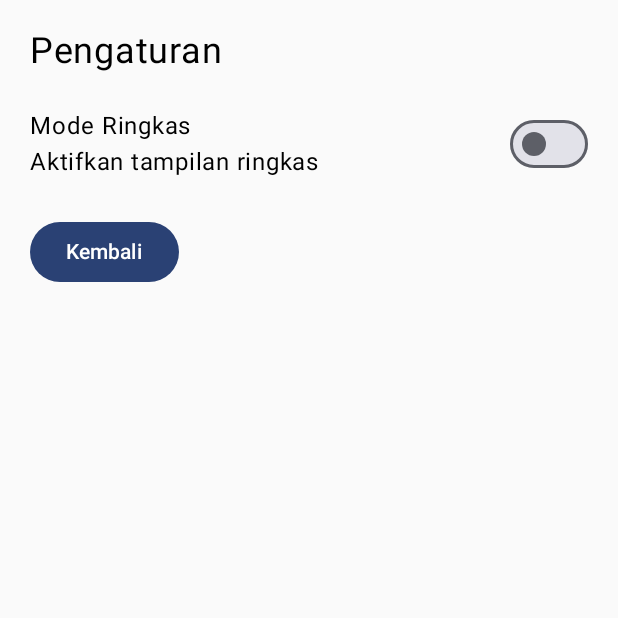
After one commit to inamasarinovi/BarangKu, an Android app built with Jetpack Compose: the SettingsScreen screen opened through its navigation route, on a phone screen of 412 x 824 dp, the top half of it. The commit adds this screen. Run offline under Robolectric (Android 15) with nearby library versions, the phone set to English and light mode, and no system bars; our stand-ins replace Room's generated code.

Commit message:
feat: implement settings with DataStore

```diff
--- a/app/src/main/java/com/example/barangku/MainActivity.kt
+++ b/app/src/main/java/com/example/barangku/MainActivity.kt
@@ -59,7 +59,7 @@ class MainActivity : ComponentActivity() {
                 BarangKuNavGraph(
                     navController = navController,
                     barangViewModel = barangViewModel,
-                    settingsViewModel = settingViewModel
+                    settingsViewModel = settingsViewModel
                 )
             }
         }
--- a/app/src/main/java/ui/DaftarBarangScreen.kt
+++ b/app/src/main/java/ui/DaftarBarangScreen.kt
@@ -1,3 +1,4 @@
+
 package com.example.barangku.ui
 
 import androidx.compose.foundation.layout.*
@@ -15,7 +16,8 @@ import com.example.barangku.viewmodel.BarangViewModel
 fun DaftarBarangScreen(
     viewModel: BarangViewModel,
     onTambahBarang: () -> Unit,
-    onDetailBarang: (Int) -> Unit
+    onDetailBarang: (Int) -> Unit,
+    onPengaturan: () -> Unit
 ) {
     val uiState by viewModel.uiState.collectAsStateWithLifecycle()
 
@@ -36,10 +38,22 @@ fun DaftarBarangScreen(
                 .padding(16.dp)
         ) {
 
-            Text(
-                text = "BarangKu",
-                style = MaterialTheme.typography.headlineMedium
-            )
+            Row(
+                modifier = Modifier.fillMaxWidth(),
+                horizontalArrangement = Arrangement.SpaceBetween,
+                verticalAlignment = Alignment.CenterVertically
+            ) {
+                Text(
+                    text = "BarangKu",
+                    style = MaterialTheme.typography.headlineMedium
+                )
+
+                TextButton(
+                    onClick = onPengaturan
+                ) {
+                    Text("Pengaturan")
+                }
+            }
 
             Text(
                 text = "Daftar Barang Pribadi",
--- a/app/src/main/java/ui/NavGraph.kt
+++ b/app/src/main/java/ui/NavGraph.kt
@@ -1,3 +1,4 @@
+
 package com.example.barangku.ui
 
 import androidx.compose.runtime.Composable
@@ -35,6 +36,9 @@ fun BarangKuNavGraph(
                     navController.navigate(
                         Screen.DetailBarang.createRoute(barangId)
                     )
+                },
+                onPengaturan = {
+                    navController.navigate(Screen.Settings.route)
                 }
             )
         }
@@ -93,5 +97,17 @@ fun BarangKuNavGraph(
                 }
             )
         }
+
+        // HALAMAN SETTINGS
+        composable(
+            route = Screen.Settings.route
+        ) {
+            SettingsScreen(
+                viewModel = settingsViewModel,
+                onKembali = {
+                    navController.popBackStack()
+                }
+            )
+        }
     }
 }
--- /dev/null
+++ b/app/src/main/java/ui/SettingsScreen.kt
@@ -0,0 +1,66 @@
+package com.example.barangku.ui
+
+import androidx.compose.foundation.layout.Arrangement
+import androidx.compose.foundation.layout.Column
+import androidx.compose.foundation.layout.Row
+import androidx.compose.foundation.layout.Spacer
+import androidx.compose.foundation.layout.fillMaxSize
+import androidx.compose.foundation.layout.fillMaxWidth
+import androidx.compose.foundation.layout.padding
+import androidx.compose.foundation.layout.height
+import androidx.compose.material3.Button
+import androidx.compose.material3.Switch
+import androidx.compose.material3.Text
+import androidx.compose.runtime.Composable
+import androidx.compose.runtime.collectAsState
+import androidx.compose.runtime.getValue
+import androidx.compose.ui.Alignment
+import androidx.compose.ui.Modifier
+import androidx.compose.ui.unit.dp
+import androidx.compose.ui.unit.sp
+import com.example.barangku.viewmodel.SettingsViewModel
+
+@Composable
+fun SettingsScreen(
+    viewModel: SettingsViewModel,
+    onKembali: () -> Unit
+) {
+    val modeRingkas by viewModel.modeRingkas.collectAsState()
+
+    Column(
+        modifier = Modifier
+            .fillMaxSize()
+            .padding(20.dp)
+    ) {
+        Text(
+            text = "Pengaturan",
+            fontSize = 24.sp
+        )
+
+        Spacer(modifier = Modifier.height(24.dp))
+
+        Row(
+            modifier = Modifier.fillMaxWidth(),
+            horizontalArrangement = Arrangement.SpaceBetween,
+            verticalAlignment = Alignment.CenterVertically
+        ) {
+            Column {
+                Text(text = "Mode Ringkas")
+                Text(text = "Aktifkan tampilan ringkas")
+            }
+
+            Switch(
+                checked = modeRingkas,
+                onCheckedChange = { aktif ->
+                    viewModel.ubahModeRingkas(aktif)
+                }
+            )
+        }
+
+        Spacer(modifier = Modifier.height(24.dp))
+
+        Button(onClick = onKembali) {
+            Text("Kembali")
+        }
+    }
+}
--- a/app/src/main/java/ui/screen.kt
+++ b/app/src/main/java/ui/screen.kt
@@ -19,4 +19,6 @@ sealed class Screen(val route: String) {
             }
         }
     }
+
+    data object Settings : Screen("settings")
 }
--- a/gradle.properties
+++ b/gradle.properties
@@ -17,3 +17,4 @@ org.gradle.jvmargs=-Xmx2048m -Dfile.encoding=UTF-8
 org.gradle.configuration-cache=true
 # Kotlin code style for this project: "official" or "obsolete":
 kotlin.code.style=official
+android.disallowKotlinSourceSets=false
```
Also changed, not shown: app/src/main/java/viewmodel/SettingsViewModel.kt (renamed from app/src/main/java/viewmodel/viewmodel.kt).
